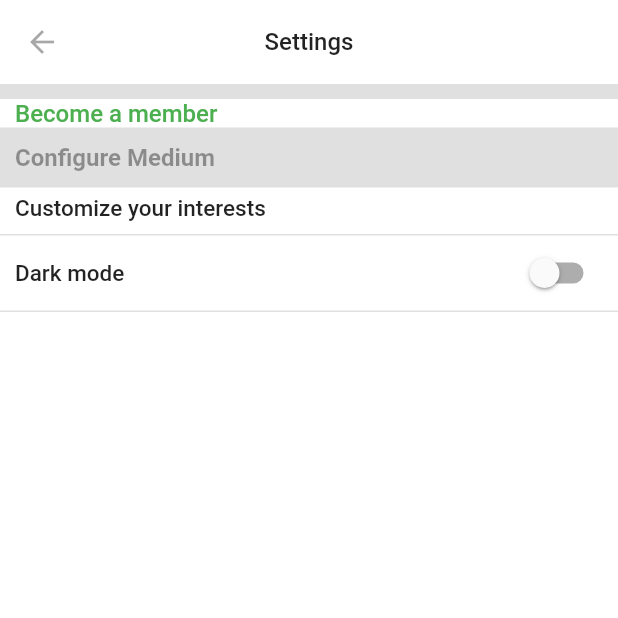
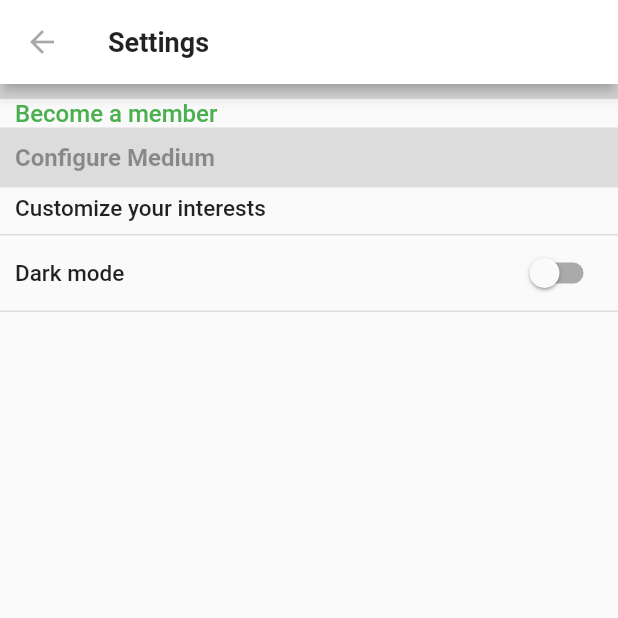
Before and after one commit to Add00w/hebr, a Flutter app: the SettingsPage screen opened directly, on a phone screen of 412 x 824 dp, the top half of it. Run offline on Flutter 3.47's test engine with Material 2 defaults, Android fonts, the phone set to English and light mode, and no system bars; our stand-ins replace badges, bloc, easy_localization, firebase_auth, firebase_core, flutter_bloc and 2 more; missing offline and left inert: flutter_quill; accounts and stored records are empty; Roboto replaces fonts that are missing (Cairo).

Commit message:
removed unnecessary code.

```diff
--- a/lib/features/settings/ui/pages/settings_page.dart
+++ b/lib/features/settings/ui/pages/settings_page.dart
@@ -9,18 +9,12 @@
   Widget build(BuildContext context) {
     return Scaffold(
       appBar: AppBar(
-        title: Text(
-          'Settings',
-          style: Theme.of(context).textTheme.bodyText1,
-        ),
-        elevation: 0.0,
-        centerTitle: true,
+        title: const Text('Settings'),
       ),
-      backgroundColor: Theme.of(context).colorScheme.surface,
       body: Column(
         crossAxisAlignment: CrossAxisAlignment.start,
         children: [
-          const CustomDivider(height: 10, child: SizedBox()),
+          const CustomDivider(height: 10, child: SizedBox.shrink()),
           Padding(
             padding: const EdgeInsets.only(left: 10),
             child: Text(
@@ -56,13 +50,6 @@
                       .bodyText1!
                       .copyWith(fontSize: 15),
                 ),
-                // Text(
-                //   'System default',
-                //   style: Theme.of(context)
-                //       .textTheme
-                //       .bodyText1!
-                //       .copyWith(color: Colors.green),
-                // ),
                 BlocBuilder<ThemeCubit, bool>(
                   builder: (context, isDark) {
                     return Switch.adaptive(
@@ -102,17 +89,3 @@
     );
   }
 }
-/*
-
-  BlocBuilder<ThemeCubit, bool>(
-            builder: (context, isDark) {
-              return Switch.adaptive(
-                value: isDark,
-                onChanged: context.read<ThemeCubit>().toggleTheme,
-              );
-            },
-          )
-
-
-          await context.setLocale(Locale('en'));
-*/
```
